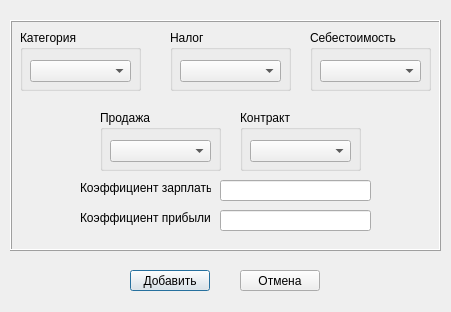
First picture: the form in adddefcategorydialog.ui, repository yuriybobko/PCReport, before the edit.
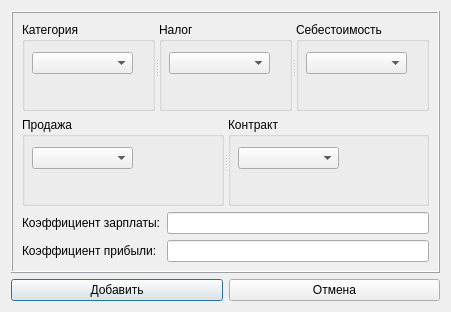
Second picture: the form after the edit.

Patch:
```diff
--- a/adddefcategorydialog.ui
+++ b/adddefcategorydialog.ui
@@ -13,40 +13,14 @@
   <property name="windowTitle">
    <string>Dialog</string>
   </property>
-  <widget class="QPushButton" name="BtnAdd">
-   <property name="geometry">
-    <rect>
-     <x>130</x>
-     <y>270</y>
-     <width>80</width>
-     <height>21</height>
-    </rect>
-   </property>
-   <property name="text">
-    <string>Добавить</string>
-   </property>
-  </widget>
-  <widget class="QPushButton" name="BtnCancel">
-   <property name="geometry">
-    <rect>
-     <x>240</x>
-     <y>270</y>
-     <width>80</width>
-     <height>21</height>
-    </rect>
-   </property>
-   <property name="text">
-    <string>Отмена</string>
-   </property>
-  </widget>
+  <layout class="QVBoxLayout" name="verticalLayout_2">
+   <item>
   <widget class="QFrame" name="FramePrmrs">
-   <property name="geometry">
-    <rect>
-     <x>10</x>
-     <y>20</y>
-     <width>431</width>
-     <height>231</height>
-    </rect>
+     <property name="sizePolicy">
+      <sizepolicy hsizetype="Expanding" vsizetype="Expanding">
+       <horstretch>0</horstretch>
+       <verstretch>0</verstretch>
+      </sizepolicy>
    </property>
    <property name="frameShape">
     <enum>QFrame::Box</enum>
@@ -54,70 +28,18 @@
    <property name="frameShadow">
     <enum>QFrame::Raised</enum>
    </property>
-   <widget class="QLineEdit" name="EditKoefProfit">
-    <property name="geometry">
-     <rect>
-      <x>210</x>
-      <y>190</y>
-      <width>151</width>
-      <height>21</height>
-     </rect>
-    </property>
-   </widget>
-   <widget class="QLabel" name="LblKoefSalary">
-    <property name="geometry">
-     <rect>
-      <x>70</x>
-      <y>160</y>
-      <width>131</width>
-      <height>16</height>
-     </rect>
-    </property>
-    <property name="text">
-     <string>Коэффициент зарплаты:</string>
-    </property>
-   </widget>
-   <widget class="QGroupBox" name="GrpBoxContract">
-    <property name="geometry">
-     <rect>
-      <x>230</x>
-      <y>90</y>
-      <width>121</width>
-      <height>61</height>
-     </rect>
-    </property>
-    <property name="title">
-     <string>Контракт</string>
-    </property>
-    <widget class="QComboBox" name="CmbBoxContract">
-     <property name="geometry">
-      <rect>
-       <x>10</x>
-       <y>30</y>
-       <width>101</width>
-       <height>22</height>
-      </rect>
-     </property>
-    </widget>
-   </widget>
-   <widget class="QLineEdit" name="EditKoefSalary">
-    <property name="geometry">
-     <rect>
-      <x>210</x>
-      <y>160</y>
-      <width>151</width>
-      <height>21</height>
-     </rect>
-    </property>
-   </widget>
+     <layout class="QVBoxLayout" name="verticalLayout">
+      <item>
+       <widget class="QSplitter" name="splitter">
+        <property name="orientation">
+         <enum>Qt::Horizontal</enum>
+        </property>
    <widget class="QGroupBox" name="GrpBoxCategory">
-    <property name="geometry">
-     <rect>
-      <x>10</x>
-      <y>10</y>
-      <width>121</width>
-      <height>61</height>
-     </rect>
+         <property name="sizePolicy">
+          <sizepolicy hsizetype="Expanding" vsizetype="Expanding">
+           <horstretch>0</horstretch>
+           <verstretch>0</verstretch>
+          </sizepolicy>
     </property>
     <property name="title">
      <string>Категория</string>
@@ -134,13 +56,11 @@
     </widget>
    </widget>
    <widget class="QGroupBox" name="GrpBoxTax">
-    <property name="geometry">
-     <rect>
-      <x>160</x>
-      <y>10</y>
-      <width>121</width>
-      <height>61</height>
-     </rect>
+         <property name="sizePolicy">
+          <sizepolicy hsizetype="Expanding" vsizetype="Expanding">
+           <horstretch>0</horstretch>
+           <verstretch>0</verstretch>
+          </sizepolicy>
     </property>
     <property name="title">
      <string>Налог</string>
@@ -157,13 +77,11 @@
     </widget>
    </widget>
    <widget class="QGroupBox" name="GrpBoxSelfcoast">
-    <property name="geometry">
-     <rect>
-      <x>300</x>
-      <y>10</y>
-      <width>121</width>
-      <height>61</height>
-     </rect>
+         <property name="sizePolicy">
+          <sizepolicy hsizetype="Expanding" vsizetype="Preferred">
+           <horstretch>0</horstretch>
+           <verstretch>0</verstretch>
+          </sizepolicy>
     </property>
     <property name="title">
      <string>Себестоимость</string>
@@ -179,28 +97,14 @@
      </property>
     </widget>
    </widget>
-   <widget class="QLabel" name="LblBasicKoefProfit">
-    <property name="geometry">
-     <rect>
-      <x>70</x>
-      <y>190</y>
-      <width>131</width>
-      <height>16</height>
-     </rect>
-    </property>
-    <property name="text">
-     <string>Коэффициент прибыли:</string>
-    </property>
-   </widget>
+       </widget>
+      </item>
+      <item>
+       <widget class="QSplitter" name="splitter_2">
+        <property name="orientation">
+         <enum>Qt::Horizontal</enum>
+        </property>
    <widget class="QGroupBox" name="GrpBoxSelling">
-    <property name="geometry">
-     <rect>
-      <x>90</x>
-      <y>90</y>
-      <width>121</width>
-      <height>61</height>
-     </rect>
-    </property>
     <property name="title">
      <string>Продажа</string>
     </property>
@@ -215,7 +119,69 @@
      </property>
     </widget>
    </widget>
-  </widget>
+        <widget class="QGroupBox" name="GrpBoxContract">
+         <property name="title">
+          <string>Контракт</string>
+         </property>
+         <widget class="QComboBox" name="CmbBoxContract">
+          <property name="geometry">
+           <rect>
+            <x>10</x>
+            <y>30</y>
+            <width>101</width>
+            <height>22</height>
+           </rect>
+          </property>
+         </widget>
+        </widget>
+       </widget>
+      </item>
+      <item>
+       <layout class="QGridLayout" name="gridLayout">
+        <item row="0" column="0">
+         <widget class="QLabel" name="LblKoefSalary">
+          <property name="text">
+           <string>Коэффициент зарплаты:</string>
+          </property>
+         </widget>
+        </item>
+        <item row="0" column="1">
+         <widget class="QLineEdit" name="EditKoefSalary"/>
+        </item>
+        <item row="1" column="0">
+         <widget class="QLabel" name="LblBasicKoefProfit">
+          <property name="text">
+           <string>Коэффициент прибыли:</string>
+          </property>
+         </widget>
+        </item>
+        <item row="1" column="1">
+         <widget class="QLineEdit" name="EditKoefProfit"/>
+        </item>
+       </layout>
+      </item>
+     </layout>
+    </widget>
+   </item>
+   <item>
+    <layout class="QHBoxLayout" name="horizontalLayout">
+     <item>
+      <widget class="QPushButton" name="BtnAdd">
+       <property name="text">
+        <string>Добавить</string>
+       </property>
+      </widget>
+     </item>
+     <item>
+      <widget class="QPushButton" name="BtnCancel">
+       <property name="text">
+        <string>Отмена</string>
+       </property>
+      </widget>
+     </item>
+    </layout>
+   </item>
+  </layout>
  </widget>
  <resources/>
  <connections/>
```
Lines whose indentation alone changed are shown as unchanged.
